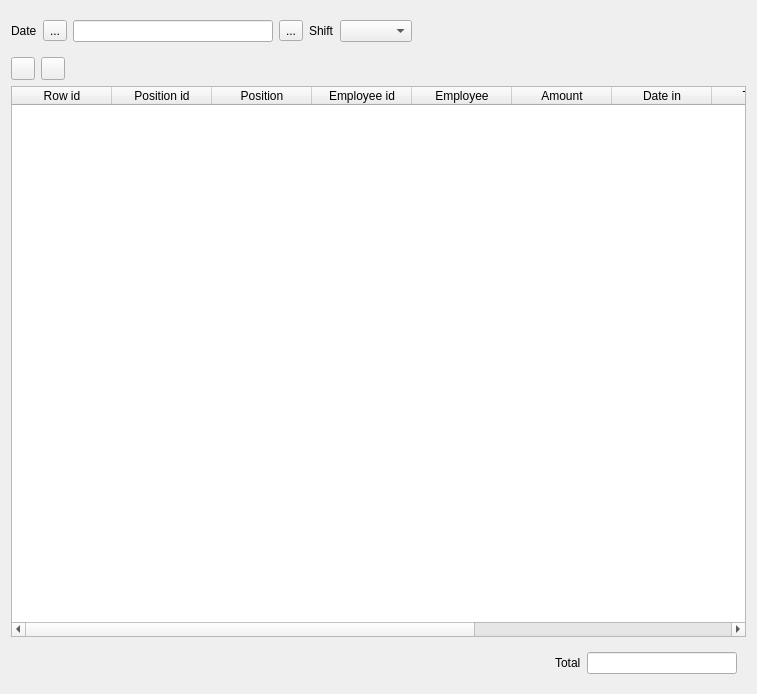
The window that Forms/c5salarydoc.ui (End1-1/Cafe5) describes before a commit, drawn with Qt 5.
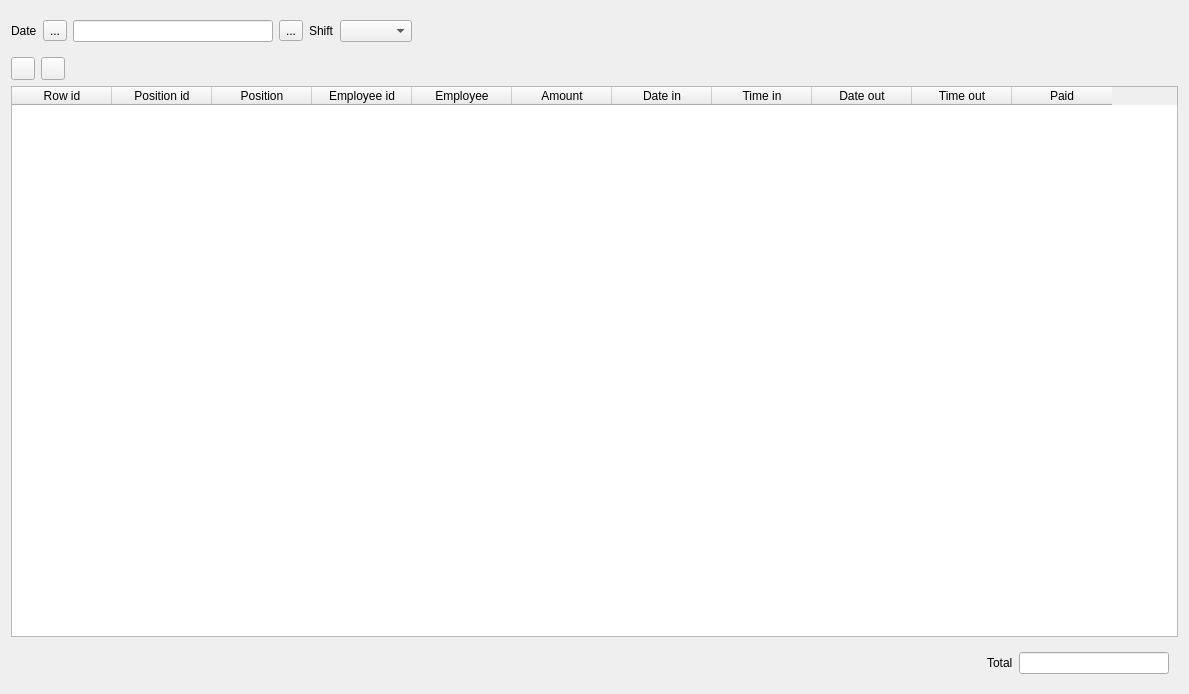
The same window after the commit. Icons and pictures are not drawn. Custom widgets are drawn as their Qt base class.

Diff of the .ui file:
```diff
--- a/Forms/c5salarydoc.ui
+++ b/Forms/c5salarydoc.ui
@@ -6,7 +6,7 @@
    <rect>
     <x>0</x>
     <y>0</y>
-    <width>757</width>
+    <width>1189</width>
     <height>694</height>
    </rect>
   </property>
```
Left out of the diff: 12 changed lines with no effect on the pictures.
